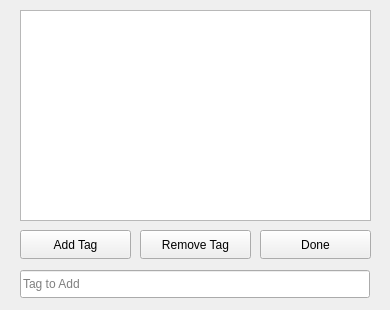
This is VinylApp/tagswindow.ui in Drag0nCodes/MyRecordCollection as Qt 5 draws it before an edit. The edited form follows.
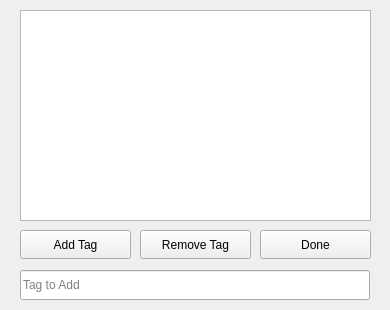
This is the edited form.

```diff
--- a/VinylApp/tagswindow.ui
+++ b/VinylApp/tagswindow.ui
@@ -92,7 +92,7 @@
      <x>20</x>
      <y>270</y>
      <width>350</width>
-     <height>28</height>
+     <height>30</height>
     </rect>
    </property>
    <property name="placeholderText">
```
